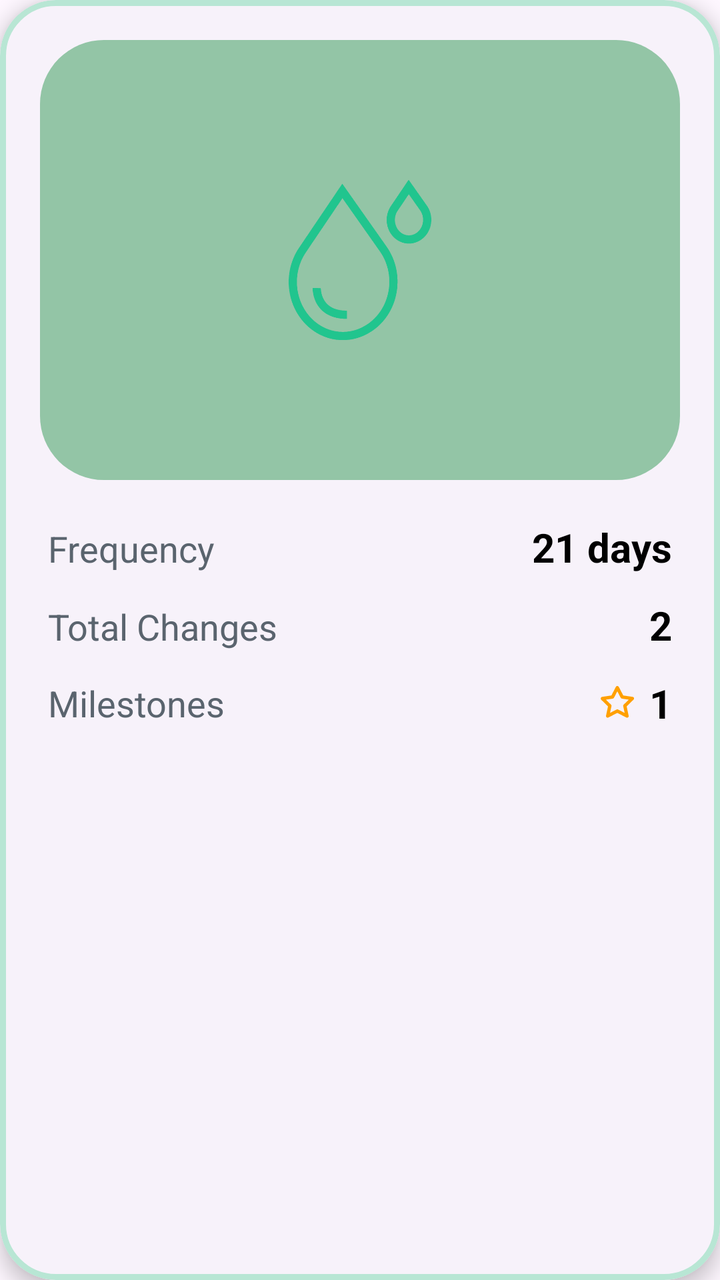
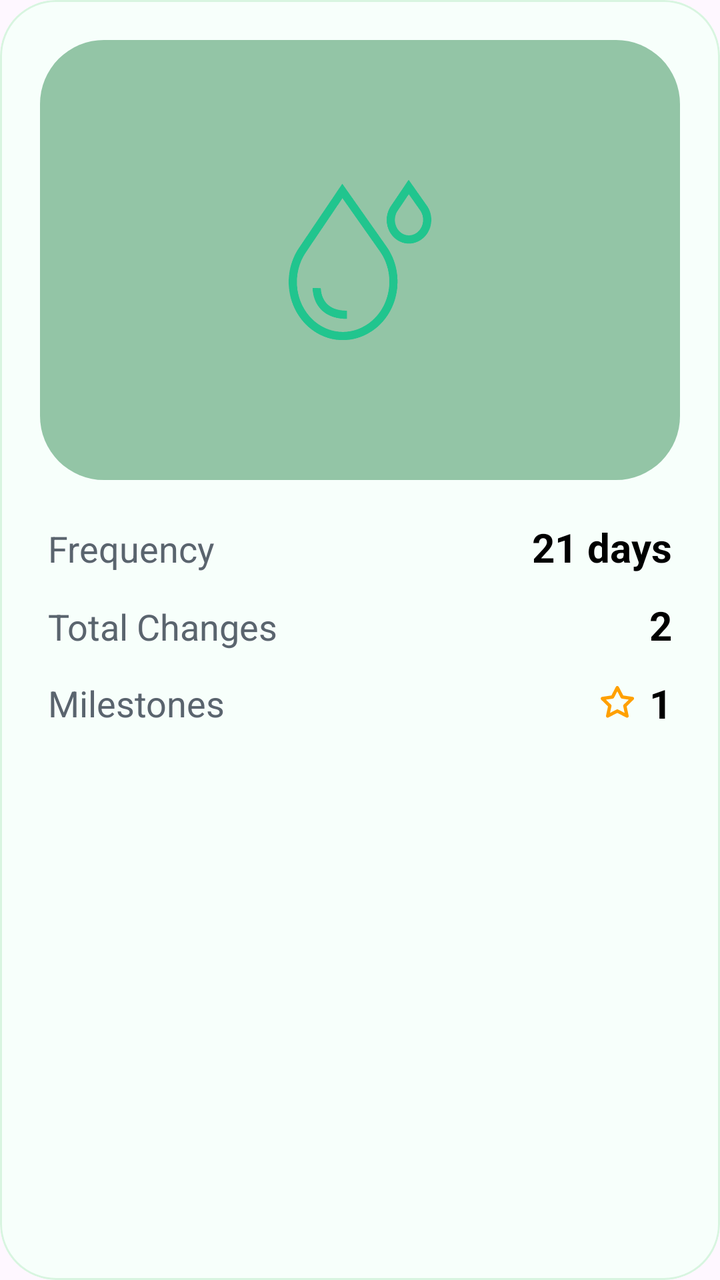

Compare the two renders of this Android layout. The source of the first and the diff that turns it into the second are given below.
<!-- AndroidManifest.xml: application theme Theme.MarimoCare -->
<!-- res/layout/marimo_profile.xml -->
<?xml version="1.0" encoding="utf-8"?>
<com.google.android.material.card.MaterialCardView
    xmlns:android="http://schemas.android.com/apk/res/android"
    xmlns:app="http://schemas.android.com/apk/res-auto"
    android:id="@+id/marimoCard"
    android:layout_width="match_parent"
    android:layout_height="wrap_content"
    android:layout_marginBottom="16dp"
    app:cardCornerRadius="28dp"
    app:cardElevation="6dp"
    app:strokeWidth="3dp"
    app:strokeColor="@color/marimo_stroke_light">

    <LinearLayout
        android:layout_width="match_parent"
        android:layout_height="wrap_content"
        android:orientation="vertical">

        
        <FrameLayout
            android:layout_width="match_parent"
            android:layout_height="220dp"
            android:layout_margin="20dp"
            android:background="@drawable/bg_marimo_top">

            <ImageView
                android:id="@+id/imgIcon"
                android:layout_width="80dp"
                android:layout_height="80dp"
                android:layout_gravity="center"
                android:src="@drawable/ic_water_drop_green"
                app:tint="@color/marimo_tint_accent"
                android:contentDescription="@string/img"/>

        </FrameLayout>

        
        <LinearLayout
            android:layout_width="match_parent"
            android:layout_height="wrap_content"
            android:orientation="vertical"
            android:paddingStart="24dp"
            android:paddingEnd="24dp"
            android:paddingBottom="24dp">

            
            <LinearLayout
                android:layout_width="match_parent"
                android:layout_height="wrap_content"
                android:layout_marginBottom="12dp"
                android:orientation="horizontal">

                <TextView
                    android:layout_width="0dp"
                    android:layout_height="wrap_content"
                    android:layout_weight="1"
                    android:text="@string/frequency"
                    android:textSize="18sp"
                    android:textColor="@color/marimo_text_slate"/>

                <TextView
                    android:id="@+id/txtFrequency"
                    android:layout_width="wrap_content"
                    android:layout_height="wrap_content"
                    android:text="@string/_21_days"
                    android:textStyle="bold"
                    android:textSize="20sp"
                    android:textColor="@color/black"/>
            </LinearLayout>

            
            <LinearLayout
                android:layout_width="match_parent"
                android:layout_height="wrap_content"
                android:layout_marginBottom="12dp"
                android:orientation="horizontal">

                <TextView
                    android:layout_width="0dp"
                    android:layout_height="wrap_content"
                    android:layout_weight="1"
                    android:text="@string/total_changes"
                    android:textSize="18sp"
                    android:textColor="@color/marimo_text_slate"/>

                <TextView
                    android:id="@+id/txtTotalChanges"
                    android:layout_width="wrap_content"
                    android:layout_height="wrap_content"
                    android:text="@string/_2"
                    android:textStyle="bold"
                    android:textSize="20sp"
                    android:textColor="@color/black"/>
            </LinearLayout>

            
            <LinearLayout
                android:layout_width="match_parent"
                android:layout_height="wrap_content"
                android:orientation="horizontal"
                android:gravity="center_vertical">

                <TextView
                    android:layout_width="0dp"
                    android:layout_height="wrap_content"
                    android:layout_weight="1"
                    android:text="@string/milestones"
                    android:textSize="18sp"
                    android:textColor="@color/marimo_text_slate"/>

                <ImageView
                    android:layout_width="20dp"
                    android:layout_height="20dp"
                    android:src="@drawable/ic_star_outline"
                    app:tint="@color/marimo_tint_star"
                    android:contentDescription="@string/img"
                    android:layout_marginEnd="6dp"/>

                <TextView
                    android:id="@+id/txtMilestones"
                    android:layout_width="wrap_content"
                    android:layout_height="wrap_content"
                    android:text="@string/_1"
                    android:textStyle="bold"
                    android:textSize="20sp"
                    android:textColor="@color/black"/>
            </LinearLayout>

        </LinearLayout>

    </LinearLayout>

</com.google.android.material.card.MaterialCardView>
<!-- resources referenced by this layout -->
<resources>
  <color name="black">#000000</color>
  <color name="marimo_stroke_light">#B8E6D4</color>
  <color name="marimo_text_slate">#5A646E</color>
  <color name="marimo_tint_accent">#21C58E</color>
  <color name="marimo_tint_star">#FFA000</color>
  <!-- drawable bg_marimo_top (drawable) -->
  <?xml version="1.0" encoding="utf-8"?>
  <shape xmlns:android="http://schemas.android.com/apk/res/android">
      <solid android:color="@color/marimo_button_feedback"/>
      <corners android:radius="32dp"/>
  </shape>
  <!-- drawable ic_star_outline (drawable) -->
  <vector xmlns:android="http://schemas.android.com/apk/res/android"
      android:width="24dp"
      android:height="24dp"
      android:viewportWidth="24"
      android:viewportHeight="24">
  
      <path
          android:fillColor="@android:color/transparent"
          android:strokeColor="@color/black"
          android:strokeWidth="2"
          android:strokeLineJoin="round"
          android:strokeLineCap="round"
          android:pathData="M12,3
                            L14.9,8.6
                            L21,9.5
                            L16.5,13.9
                            L17.8,20
                            L12,17
                            L6.2,20
                            L7.5,13.9
                            L3,9.5
                            L9.1,8.6
                            Z"/>
  </vector>
  <string name="_1">1</string>
  <string name="_2">2</string>
  <string name="_21_days">21 days</string>
  <string name="frequency">Frequency</string>
  <string name="img">Img</string>
  <string name="milestones">Milestones</string>
  <string name="total_changes">Total Changes</string>
  <color name="marimo_button_feedback">#93C5A6</color>
  <color name="marimo_primary">#2ac8a0</color>
  <color name="marimo_surface">#FFFFFF</color>
  <color name="marimo_red">#D9534F</color>
  <color name="marimo_text_primary">#0B6E4F</color>
  <color name="marimo_text_secondary">#555555</color>
  <style name="Shape.Marimo.Small" parent="ShapeAppearance.Material3.Corner.Small">
          <item name="cornerFamily">rounded</item>
          <item name="cornerSize">8dp</item>
      </style>
  <style name="Shape.Marimo.Medium" parent="ShapeAppearance.Material3.Corner.Medium">
          <item name="cornerFamily">rounded</item>
          <item name="cornerSize">12dp</item>
      </style>
  <style name="Shape.Marimo.Large" parent="ShapeAppearance.Material3.Corner.Large">
          <item name="cornerFamily">rounded</item>
          <item name="cornerSize">16dp</item>
      </style>
  <style name="Widget.Marimo.Button" parent="Widget.Material3.Button">
          <item name="cornerRadius">16dp</item>
          <item name="android:textAllCaps">false</item>
      </style>
  <style name="Widget.Marimo.Card" parent="Widget.Material3.CardView.Elevated">
          <item name="cardCornerRadius">16dp</item>
          <item name="cardElevation">6dp</item>
          <item name="android:background">@color/marimo_surface</item>
      </style>
  <style name="Widget.Marimo.TextField" parent="Widget.Material3.TextInputLayout.OutlinedBox">
          <item name="boxStrokeColor">@color/marimo_primary</item>
          <item name="hintTextColor">@color/marimo_text_hint</item>
          <item name="android:textColor">@color/marimo_text_primary</item>
      </style>
  <style name="Text.Marimo.Body" parent="@style/TextAppearance.Material3.BodyMedium">
          <item name="android:textColor">@color/marimo_text_secondary</item>
      </style>
  <style name="Text.Marimo.Title" parent="@style/TextAppearance.Material3.TitleLarge">
          <item name="android:textColor">@color/marimo_text_primary</item>
          <item name="android:textStyle">bold</item>
      </style>
  <style name="CardCounterStyle">
          <item name="cardBackgroundColor">@android:color/white</item>
      </style>
  <color name="marimo_text_hint">#888888</color>
  <!-- unchanged entries left out for length: 2 -->
</resources>

<!-- the commit's change to res/layout/marimo_profile.xml (unified diff, before → after) -->
@@ -7,9 +7,10 @@
     android:layout_height="wrap_content"
     android:layout_marginBottom="16dp"
     app:cardCornerRadius="28dp"
-    app:cardElevation="6dp"
-    app:strokeWidth="3dp"
-    app:strokeColor="@color/marimo_stroke_light">
+    app:cardElevation="0dp"
+    app:strokeColor="@color/light_green"
+    app:strokeWidth="1dp"
+    android:backgroundTint="@color/marimo_bg_light">
 
     <LinearLayout
         android:layout_width="match_parent"
<!-- resource entries referenced after the edit -->
@@ -1,7 +1,8 @@
 <!-- resources referenced by this layout -->
 <resources>
   <color name="black">#000000</color>
-  <color name="marimo_stroke_light">#B8E6D4</color>
+  <color name="light_green">#D8F5E0</color>
+  <color name="marimo_bg_light">#F7FFFB</color>
   <color name="marimo_text_slate">#5A646E</color>
   <color name="marimo_tint_accent">#21C58E</color>
   <color name="marimo_tint_star">#FFA000</color>
